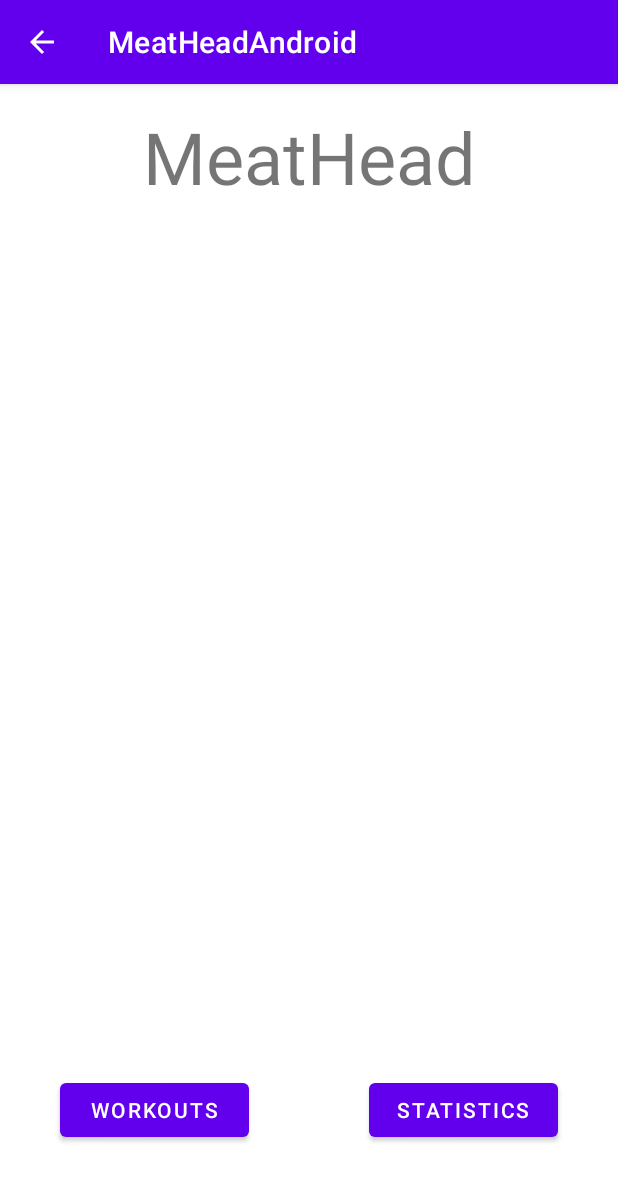
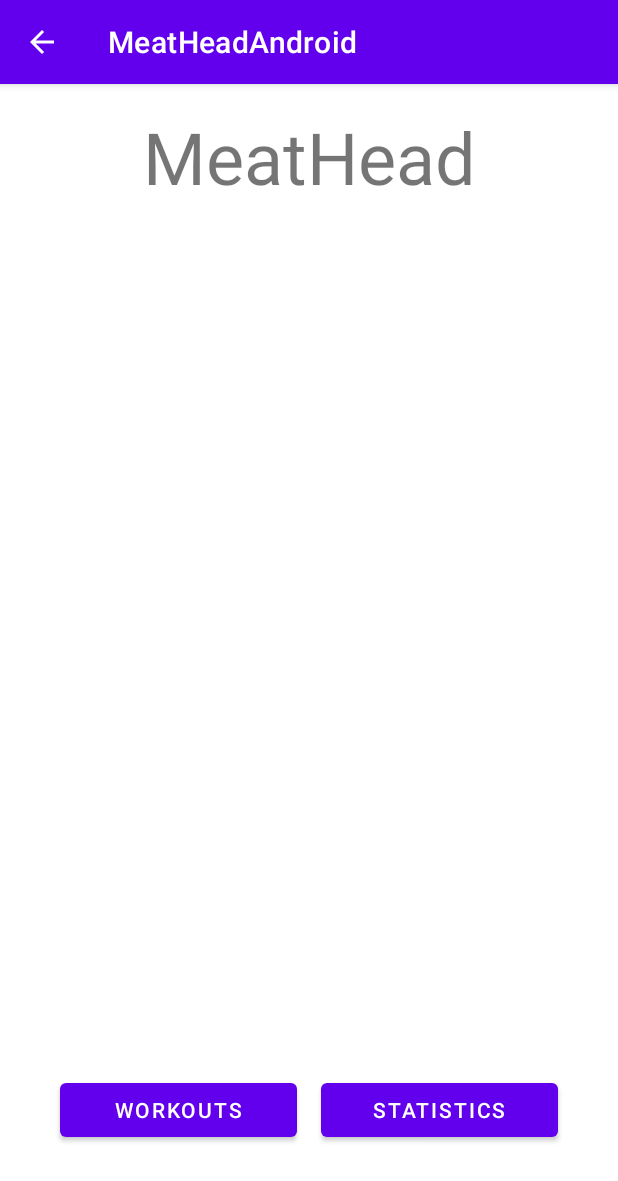
Before and after one commit to SMDeBellis/MeatHead-Android, an Android app: the screen it shows after launch (MainMenuActivity), on a phone screen of 412 x 824 dp. Shown: the top 1181 px of the screen. Run offline under Robolectric (Android 15) with nearby library versions, the phone set to English and light mode, and no system bars.

Commit message:
Restrict the max width of the buttons.

```diff
--- a/app/src/main/res/layout/activity_main_menu.xml
+++ b/app/src/main/res/layout/activity_main_menu.xml
@@ -23,13 +23,14 @@
         android:layout_width="0dp"
         android:layout_height="wrap_content"
         android:layout_marginStart="40dp"
-        android:layout_marginEnd="40dp"
+        android:layout_marginEnd="8dp"
         android:layout_marginBottom="60dp"
         android:onClick="pressWorkoutsButton"
         android:text="Workouts"
         app:layout_constraintBottom_toBottomOf="parent"
         app:layout_constraintEnd_toStartOf="@+id/guideline"
-        app:layout_constraintStart_toStartOf="parent" />
+        app:layout_constraintStart_toStartOf="parent"
+        app:layout_constraintWidth_max="200dp" />
 
     <androidx.constraintlayout.widget.Guideline
         android:id="@+id/guideline"
@@ -42,11 +43,12 @@
         android:id="@+id/statisticsButton"
         android:layout_width="0dp"
         android:layout_height="wrap_content"
-        android:layout_marginStart="40dp"
+        android:layout_marginStart="8dp"
         android:layout_marginEnd="40dp"
         android:layout_marginBottom="60dp"
         android:text="Statistics"
         app:layout_constraintBottom_toBottomOf="parent"
         app:layout_constraintEnd_toEndOf="parent"
-        app:layout_constraintStart_toStartOf="@+id/guideline" />
+        app:layout_constraintStart_toStartOf="@+id/guideline"
+        app:layout_constraintWidth_max="200dp" />
 </androidx.constraintlayout.widget.ConstraintLayout>
```
Also changed, not shown: 1 other file.
